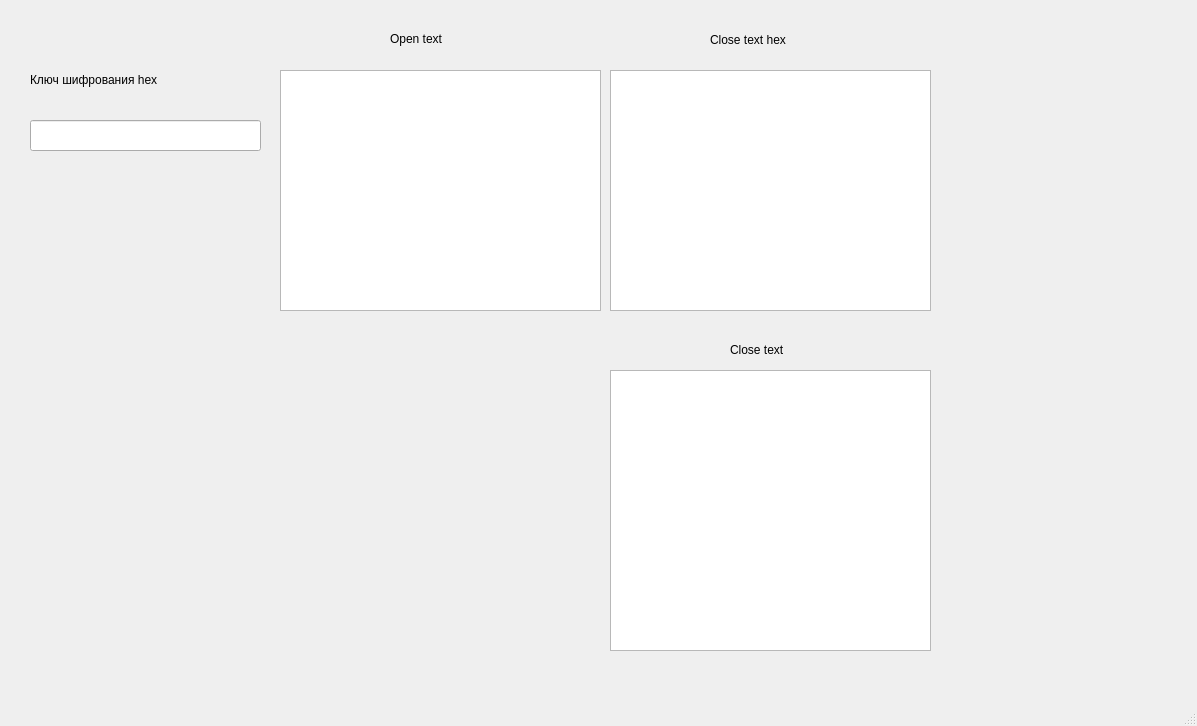
soboln9/first, file ib1/mainwindow.ui: the form before one commit.
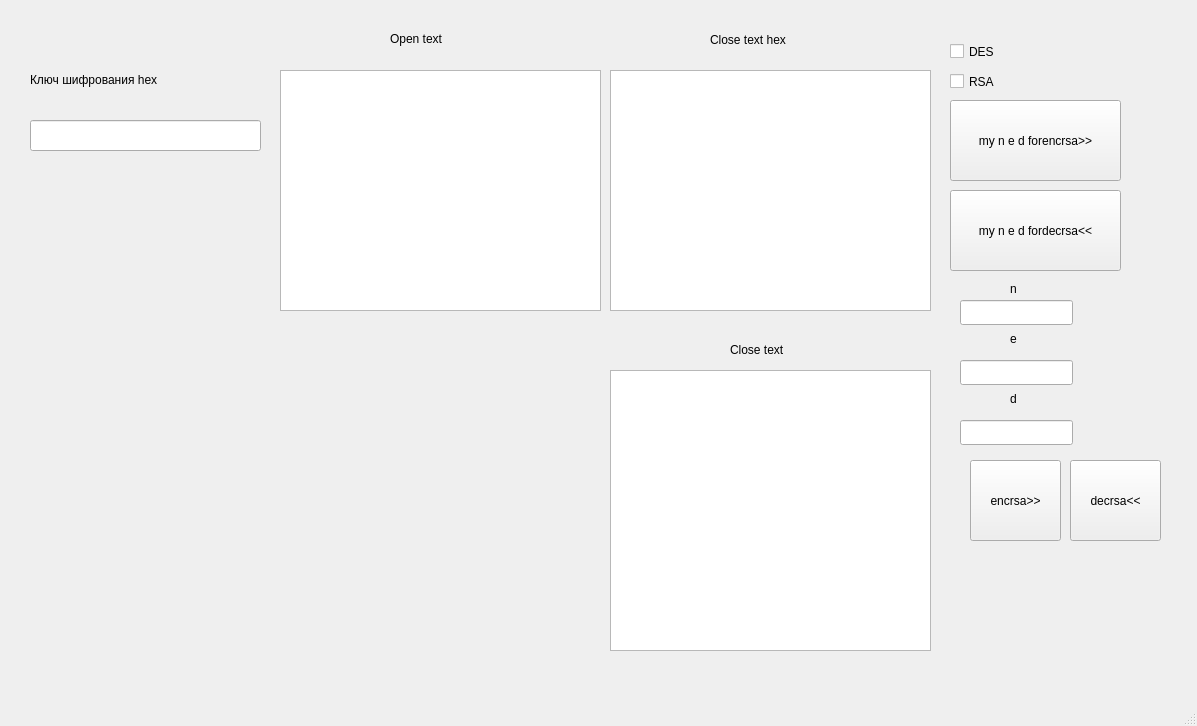
The form after the commit.

Patch:
```diff
--- a/ib1/mainwindow.ui
+++ b/ib1/mainwindow.ui
@@ -106,6 +106,153 @@
      </rect>
     </property>
    </widget>
+   <widget class="QCheckBox" name="des_box">
+    <property name="geometry">
+     <rect>
+      <x>950</x>
+      <y>40</y>
+      <width>92</width>
+      <height>23</height>
+     </rect>
+    </property>
+    <property name="text">
+     <string>DES</string>
+    </property>
+   </widget>
+   <widget class="QCheckBox" name="rsa_box">
+    <property name="geometry">
+     <rect>
+      <x>950</x>
+      <y>70</y>
+      <width>92</width>
+      <height>23</height>
+     </rect>
+    </property>
+    <property name="text">
+     <string>RSA</string>
+    </property>
+   </widget>
+   <widget class="QLineEdit" name="n">
+    <property name="geometry">
+     <rect>
+      <x>960</x>
+      <y>300</y>
+      <width>113</width>
+      <height>25</height>
+     </rect>
+    </property>
+   </widget>
+   <widget class="QLineEdit" name="e">
+    <property name="geometry">
+     <rect>
+      <x>960</x>
+      <y>360</y>
+      <width>113</width>
+      <height>25</height>
+     </rect>
+    </property>
+   </widget>
+   <widget class="QLineEdit" name="d">
+    <property name="geometry">
+     <rect>
+      <x>960</x>
+      <y>420</y>
+      <width>113</width>
+      <height>25</height>
+     </rect>
+    </property>
+   </widget>
+   <widget class="QLabel" name="label_3">
+    <property name="geometry">
+     <rect>
+      <x>1010</x>
+      <y>280</y>
+      <width>67</width>
+      <height>17</height>
+     </rect>
+    </property>
+    <property name="text">
+     <string>n</string>
+    </property>
+   </widget>
+   <widget class="QLabel" name="label_4">
+    <property name="geometry">
+     <rect>
+      <x>1010</x>
+      <y>330</y>
+      <width>67</width>
+      <height>17</height>
+     </rect>
+    </property>
+    <property name="text">
+     <string>e</string>
+    </property>
+   </widget>
+   <widget class="QLabel" name="label_5">
+    <property name="geometry">
+     <rect>
+      <x>1010</x>
+      <y>390</y>
+      <width>67</width>
+      <height>17</height>
+     </rect>
+    </property>
+    <property name="text">
+     <string>d</string>
+    </property>
+   </widget>
+   <widget class="QPushButton" name="encrsa">
+    <property name="geometry">
+     <rect>
+      <x>970</x>
+      <y>460</y>
+      <width>91</width>
+      <height>81</height>
+     </rect>
+    </property>
+    <property name="text">
+     <string>encrsa&gt;&gt;</string>
+    </property>
+   </widget>
+   <widget class="QPushButton" name="decrsa">
+    <property name="geometry">
+     <rect>
+      <x>1070</x>
+      <y>460</y>
+      <width>91</width>
+      <height>81</height>
+     </rect>
+    </property>
+    <property name="text">
+     <string>decrsa&lt;&lt;</string>
+    </property>
+   </widget>
+   <widget class="QPushButton" name="myencrsa">
+    <property name="geometry">
+     <rect>
+      <x>950</x>
+      <y>100</y>
+      <width>171</width>
+      <height>81</height>
+     </rect>
+    </property>
+    <property name="text">
+     <string>my n e d forencrsa&gt;&gt;</string>
+    </property>
+   </widget>
+   <widget class="QPushButton" name="mydecrsa">
+    <property name="geometry">
+     <rect>
+      <x>950</x>
+      <y>190</y>
+      <width>171</width>
+      <height>81</height>
+     </rect>
+    </property>
+    <property name="text">
+     <string>my n e d fordecrsa&lt;&lt;</string>
+    </property>
+   </widget>
   </widget>
   <widget class="QMenuBar" name="menubar">
    <property name="geometry">
```
